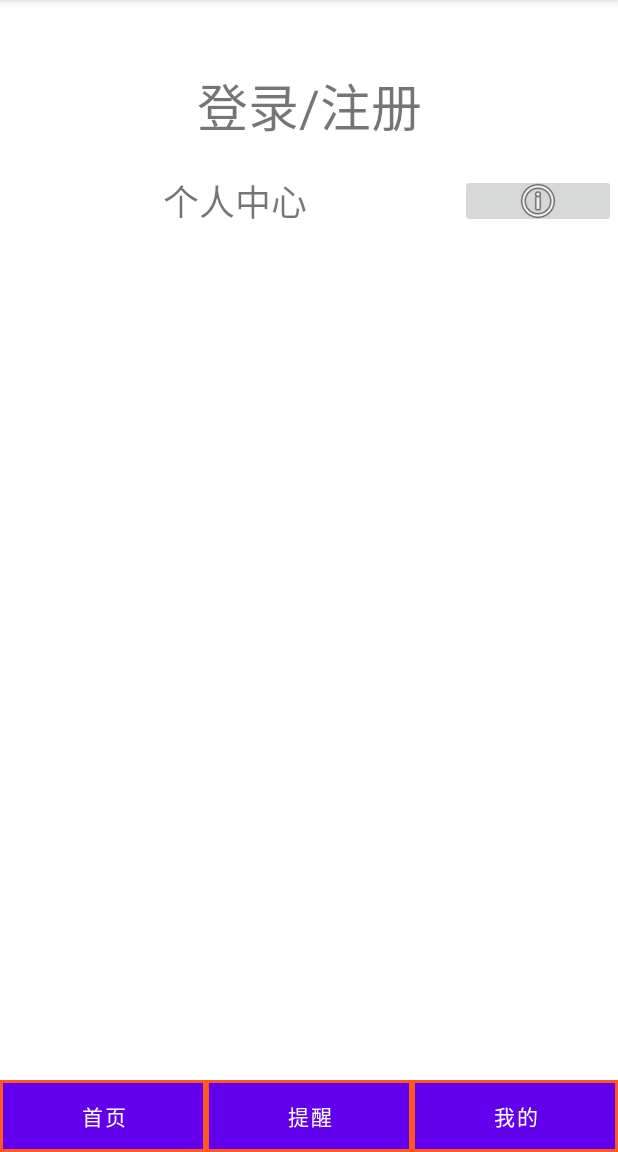
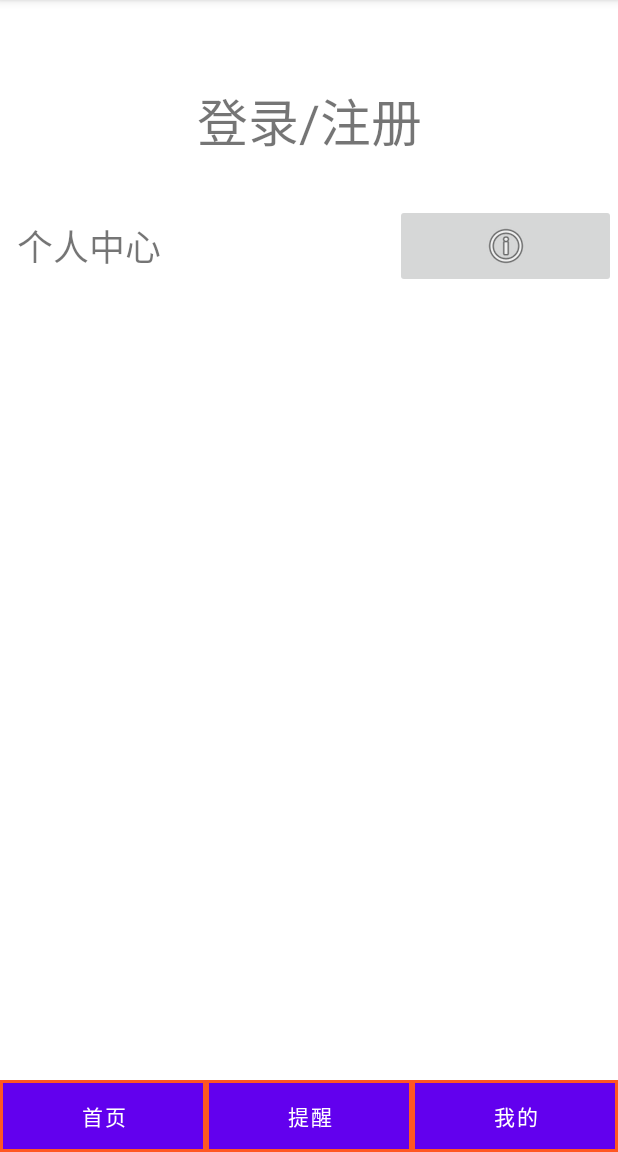
Before and after one commit to windsnow1025/Family-Health-App, an Android app: the screen it shows after launch (MainActivity), after a tap on "我的", on a phone screen of 412 x 824 dp, the part 84-1236 px from its top. Run offline under Robolectric (Android 15) with nearby library versions, the light colour scheme and no system bars.

Commit message:
Update fragment3.xml

```diff
--- a/app/src/main/res/layout/fragment3.xml
+++ b/app/src/main/res/layout/fragment3.xml
@@ -33,6 +33,7 @@
                 android:id="@+id/textViewLoginSignup"
                 android:layout_width="match_parent"
                 android:layout_height="wrap_content"
+                android:padding="10dp"
                 android:text="登录/注册"
                 android:textAlignment="center"
                 android:textSize="34sp" />
@@ -47,18 +48,13 @@
                 android:layout_height="wrap_content"
                 android:orientation="horizontal">
 
-                <View
-                    android:id="@+id/view2"
-                    android:layout_width="5dp"
-                    android:layout_height="match_parent"
-                    android:layout_weight="1" />
-
 
                 <TextView
                     android:id="@+id/textViewPersonalCenter"
                     android:layout_width="wrap_content"
                     android:layout_height="wrap_content"
                     android:layout_weight="1"
+                    android:padding="10dp"
                     android:text="个人中心"
                     android:textSize="24sp" />
 
```
